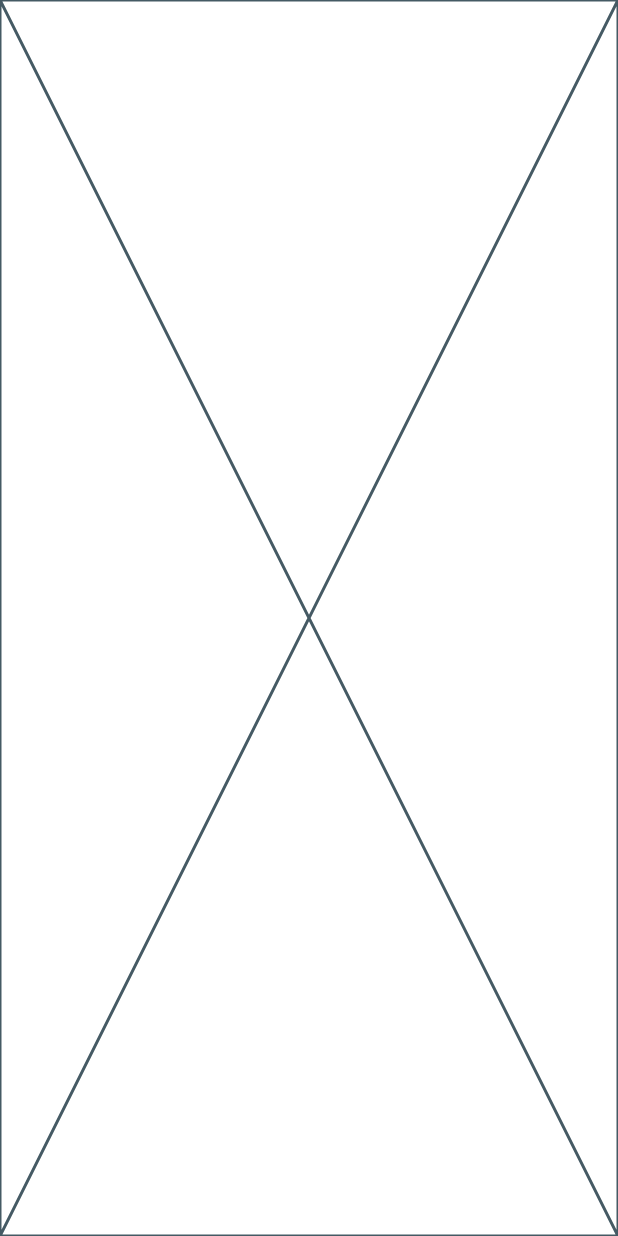
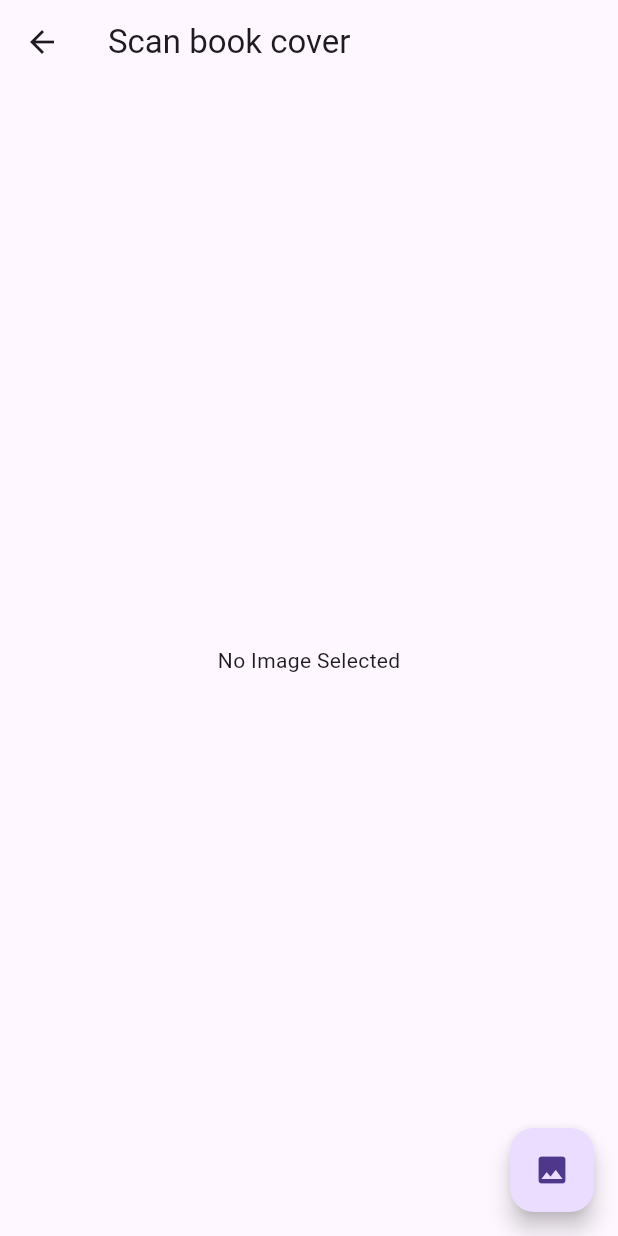
Before and after one commit to swarnaliiiiii/asternote, a Flutter app: the screen it shows after launch, after a tap on "Open Camera", on a phone screen of 412 x 824 dp. Run offline on Flutter 3.47's test engine with Material 3 defaults, Android fonts, the light colour scheme and no system bars; our stand-ins replace image_picker.

Commit message:
Add image picker functionality to camera screen

```diff
--- a/frontend/lib/camera.dart
+++ b/frontend/lib/camera.dart
@@ -1,4 +1,6 @@
 import 'package:flutter/material.dart';
+import 'package:image_picker/image_picker.dart';
+import 'dart:io';
 
 class CameraScreen extends StatefulWidget {
   const CameraScreen({Key? key}) : super(key: key);
@@ -8,8 +10,30 @@ class CameraScreen extends StatefulWidget {
 }
 
 class CameraScreenState extends State<CameraScreen> {
+  File? image;
+
+  Future<void> _pickImagefromGallery() async {
+    final pickedImage =
+        await ImagePicker().pickImage(source: ImageSource.gallery);
+    setState(() {
+      image = File(pickedImage!.path);
+    });
+  }
+
   @override
   Widget build(BuildContext context) {
-    return const Placeholder();
+    return Scaffold(
+      appBar: AppBar(
+        title: Text('Scan book cover'),
+      ),
+      body: Center(
+        child: image == null ? Text('No Image Selected') : Image.file(image!),
+      ),
+      floatingActionButton: FloatingActionButton(
+        onPressed: _pickImagefromGallery,
+        tooltip: 'Pick Image',
+        child: Icon(Icons.photo),
+      ),
+    );
   }
 }
```
